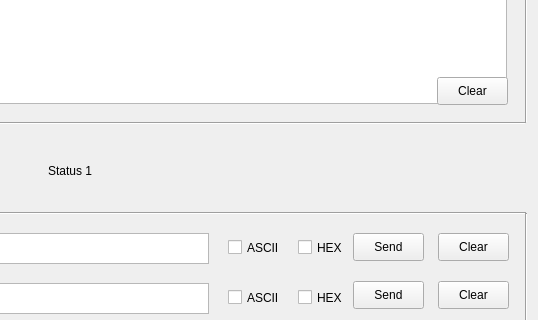
Above: QTool/Serial/serialmainwindow.ui from JeHeeYu/QTool before the change; both pictures show x 622 to 1160 and y 387 to 707 of the 1160 by 901 pixel window. Below: the same form after it.
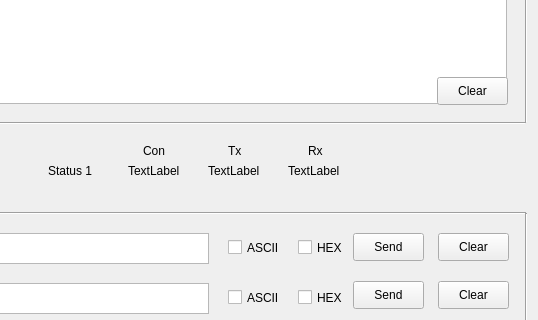
That is the form after the change.

```diff
--- a/QTool/Serial/serialmainwindow.ui
+++ b/QTool/Serial/serialmainwindow.ui
@@ -902,6 +902,84 @@
      <string>Clear</string>
     </property>
    </widget>
+   <widget class="QLabel" name="connectionStatus">
+    <property name="geometry">
+     <rect>
+      <x>750</x>
+      <y>550</y>
+      <width>64</width>
+      <height>15</height>
+     </rect>
+    </property>
+    <property name="text">
+     <string>TextLabel</string>
+    </property>
+   </widget>
+   <widget class="QLabel" name="txStatus">
+    <property name="geometry">
+     <rect>
+      <x>830</x>
+      <y>550</y>
+      <width>64</width>
+      <height>15</height>
+     </rect>
+    </property>
+    <property name="text">
+     <string>TextLabel</string>
+    </property>
+   </widget>
+   <widget class="QLabel" name="rxStatus">
+    <property name="geometry">
+     <rect>
+      <x>910</x>
+      <y>550</y>
+      <width>64</width>
+      <height>15</height>
+     </rect>
+    </property>
+    <property name="text">
+     <string>TextLabel</string>
+    </property>
+   </widget>
+   <widget class="QLabel" name="txStatusLabel">
+    <property name="geometry">
+     <rect>
+      <x>850</x>
+      <y>530</y>
+      <width>31</width>
+      <height>16</height>
+     </rect>
+    </property>
+    <property name="text">
+     <string>Tx</string>
+    </property>
+   </widget>
+   <widget class="QLabel" name="rxStatusLabel">
+    <property name="geometry">
+     <rect>
+      <x>930</x>
+      <y>530</y>
+      <width>31</width>
+      <height>16</height>
+     </rect>
+    </property>
+    <property name="text">
+     <string>Rx</string>
+    </property>
+   </widget>
+   <widget class="QLabel" name="connectionStatusLabel">
+    <property name="geometry">
+     <rect>
+      <x>765</x>
+      <y>530</y>
+      <width>31</width>
+      <height>16</height>
+     </rect>
+    </property>
+    <property name="text">
+     <string>Con</string>
+    </property>
+   </widget>
   </widget>
   <widget class="QMenuBar" name="menubar">
    <property name="geometry">
```
